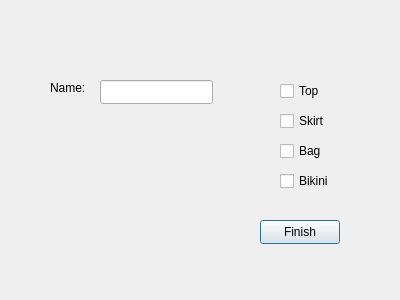
This is womensweardialog.ui in elb-bme/AFKHF as Qt 5 draws it before an edit. The edited form follows.
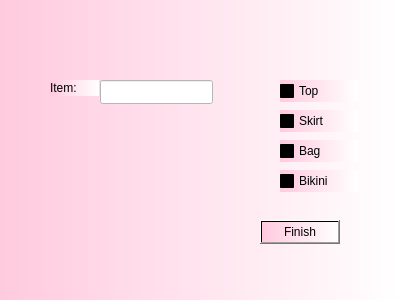
This is the edited form.

Diff of the .ui file:
```diff
--- a/womensweardialog.ui
+++ b/womensweardialog.ui
@@ -13,6 +13,9 @@
   <property name="windowTitle">
    <string>Dialog</string>
   </property>
+  <property name="styleSheet">
+   <string notr="true">background-color: qlineargradient(spread:pad, x1:0, y1:0, x2:1, y2:0, stop:0 rgba(255, 202, 222, 255), stop:1 rgba(255, 255, 255, 255));</string>
+  </property>
   <widget class="QCheckBox" name="skirtCheckBox">
    <property name="geometry">
     <rect>
@@ -74,6 +77,9 @@
      <height>24</height>
     </rect>
    </property>
+   <property name="styleSheet">
+    <string notr="true">background-color: rgb(255, 255, 255);</string>
+   </property>
   </widget>
   <widget class="QLabel" name="woNameLabel">
    <property name="geometry">
@@ -84,8 +90,11 @@
      <height>16</height>
     </rect>
    </property>
+   <property name="styleSheet">
+    <string notr="true">font: 700 9pt &quot;Segoe UI&quot;;</string>
+   </property>
    <property name="text">
-    <string>Name:</string>
+    <string>Item:</string>
    </property>
   </widget>
   <widget class="QCheckBox" name="bikiniCheckBox">
```
